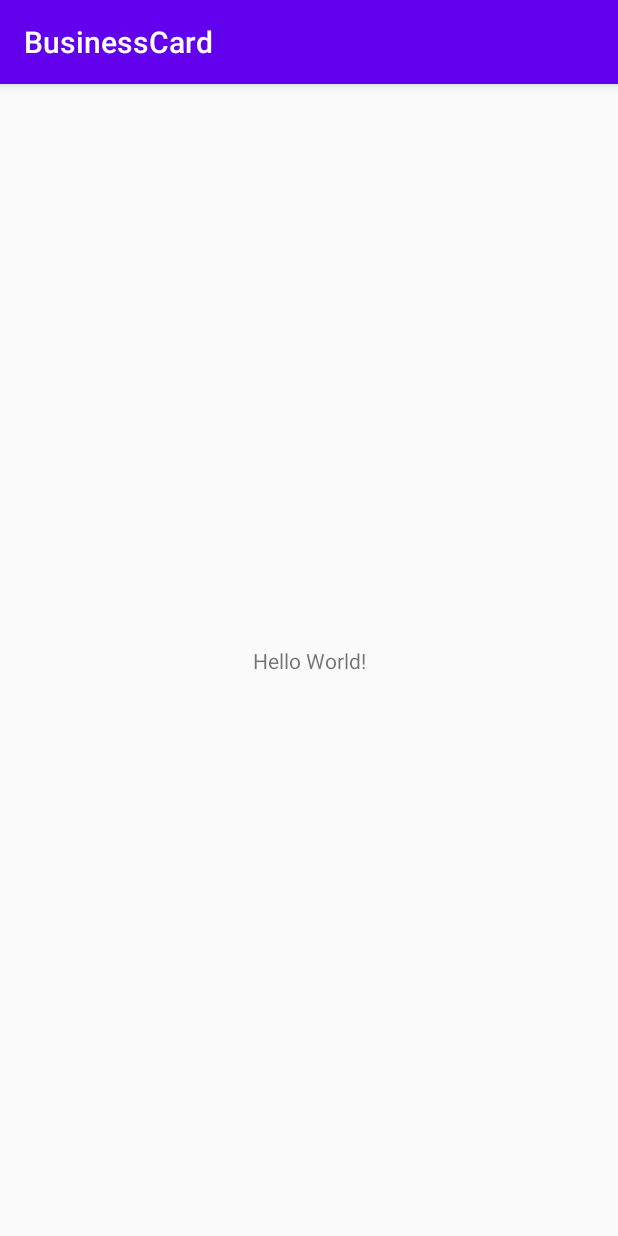
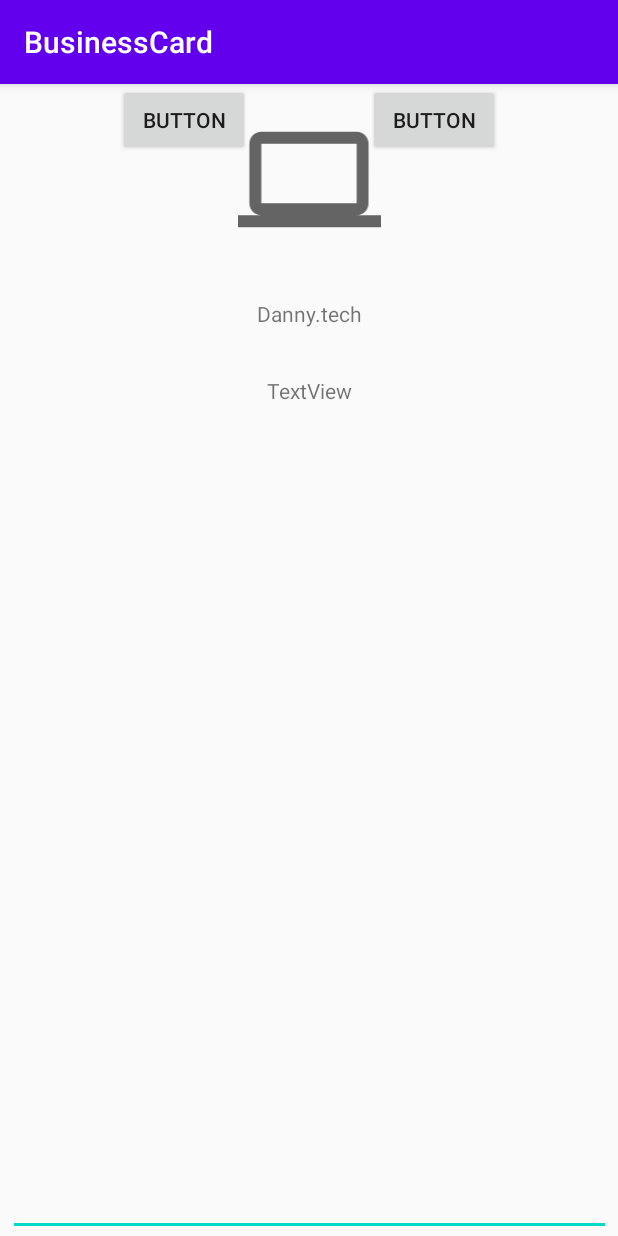
Before and after one commit to daniel-waiguru/RWAndroidBootcampSummer2020, an Android app: the screen it shows after launch (MainActivity), on a phone screen of 412 x 824 dp. Run offline under Robolectric (Android 15) with nearby library versions, the phone set to English and light mode, and no system bars.

Commit message:
added views

```diff
--- /dev/null
+++ b/Week03/BusinessCard/app/src/main/res/drawable/ic_baseline_computer_24.xml
@@ -0,0 +1,10 @@
+<vector xmlns:android="http://schemas.android.com/apk/res/android"
+    android:width="24dp"
+    android:height="24dp"
+    android:viewportWidth="24"
+    android:viewportHeight="24"
+    android:tint="?attr/colorControlNormal">
+  <path
+      android:fillColor="@android:color/white"
+      android:pathData="M20,18c1.1,0 1.99,-0.9 1.99,-2L22,6c0,-1.1 -0.9,-2 -2,-2H4c-1.1,0 -2,0.9 -2,2v10c0,1.1 0.9,2 2,2H0v2h24v-2h-4zM4,6h16v10H4V6z"/>
+</vector>
--- a/Week03/BusinessCard/app/src/main/res/layout/activity_main.xml
+++ b/Week03/BusinessCard/app/src/main/res/layout/activity_main.xml
@@ -6,13 +6,66 @@
     android:layout_height="match_parent"
     tools:context=".MainActivity">
 
+    <ImageView
+        android:id="@+id/imageView"
+        android:layout_width="140dp"
+        android:layout_height="95dp"
+        android:layout_marginTop="16dp"
+        app:layout_constraintEnd_toEndOf="parent"
+        app:layout_constraintStart_toStartOf="parent"
+        app:layout_constraintTop_toTopOf="parent"
+        app:srcCompat="@drawable/ic_baseline_computer_24" />
+
     <TextView
+        android:id="@+id/textView"
         android:layout_width="wrap_content"
         android:layout_height="wrap_content"
-        android:text="Hello World!"
+        android:layout_marginTop="32dp"
+        android:text="Danny.tech"
+        app:layout_constraintEnd_toEndOf="@+id/imageView"
+        app:layout_constraintStart_toStartOf="@+id/imageView"
+        app:layout_constraintTop_toBottomOf="@+id/imageView" />
+
+    <TextView
+        android:id="@+id/textView2"
+        android:layout_width="wrap_content"
+        android:layout_height="wrap_content"
+        android:layout_marginTop="32dp"
+        android:text="TextView"
+        app:layout_constraintEnd_toEndOf="@+id/textView"
+        app:layout_constraintStart_toStartOf="@+id/textView"
+        app:layout_constraintTop_toBottomOf="@+id/textView" />
+
+    <Button
+        android:id="@+id/button"
+        android:layout_width="wrap_content"
+        android:layout_height="wrap_content"
+        android:text="Button"
+        app:layout_constraintEnd_toEndOf="parent"
+        app:layout_constraintHorizontal_bias="0.5"
+        app:layout_constraintStart_toEndOf="@+id/button2"
+        tools:layout_editor_absoluteY="329dp" />
+
+    <Button
+        android:id="@+id/button2"
+        android:layout_width="wrap_content"
+        android:layout_height="wrap_content"
+        android:text="Button"
+        app:layout_constraintBottom_toBottomOf="@+id/button"
+        app:layout_constraintEnd_toStartOf="@+id/button"
+        app:layout_constraintHorizontal_bias="0.5"
+        app:layout_constraintStart_toStartOf="parent"
+        app:layout_constraintTop_toTopOf="@+id/button" />
+
+    <EditText
+        android:id="@+id/editTextTextMultiLine"
+        android:layout_width="402dp"
+        android:layout_height="252dp"
+        android:ems="10"
+        android:gravity="start|top"
+        android:inputType="textMultiLine"
         app:layout_constraintBottom_toBottomOf="parent"
-        app:layout_constraintLeft_toLeftOf="parent"
-        app:layout_constraintRight_toRightOf="parent"
-        app:layout_constraintTop_toTopOf="parent" />
+        app:layout_constraintEnd_toEndOf="parent"
+        app:layout_constraintStart_toStartOf="parent" />
 
 </androidx.constraintlayout.widget.ConstraintLayout>
```
Also changed, not shown: Week03/BusinessCard/app/build.gradle (line endings or trailing spaces).
